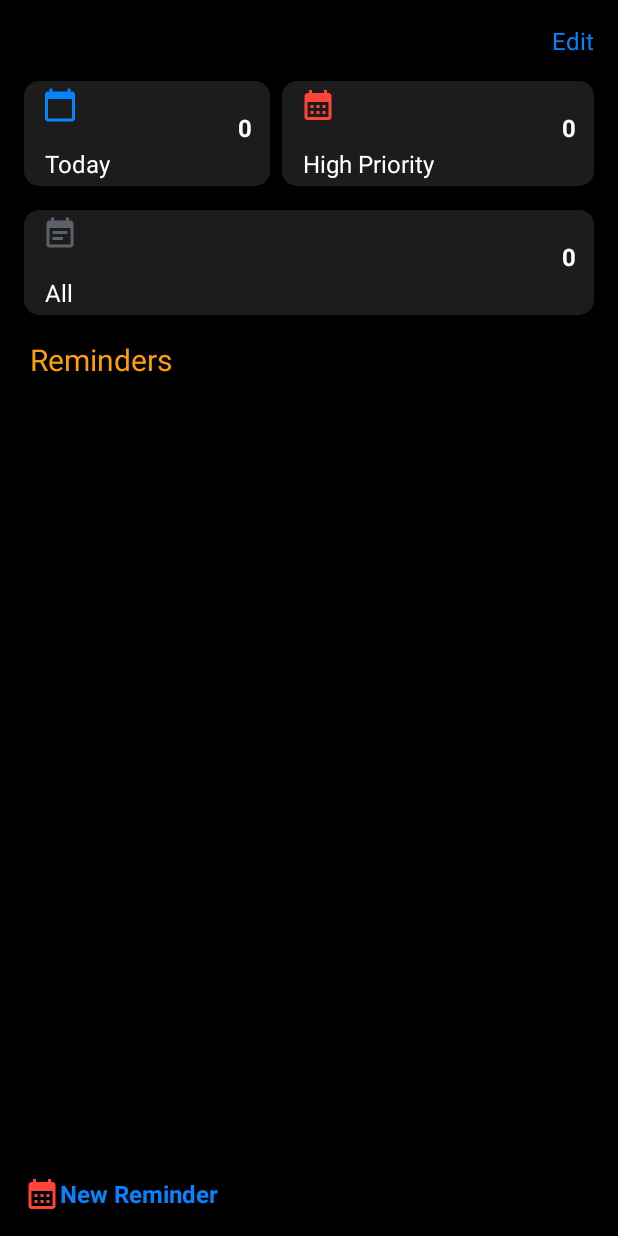
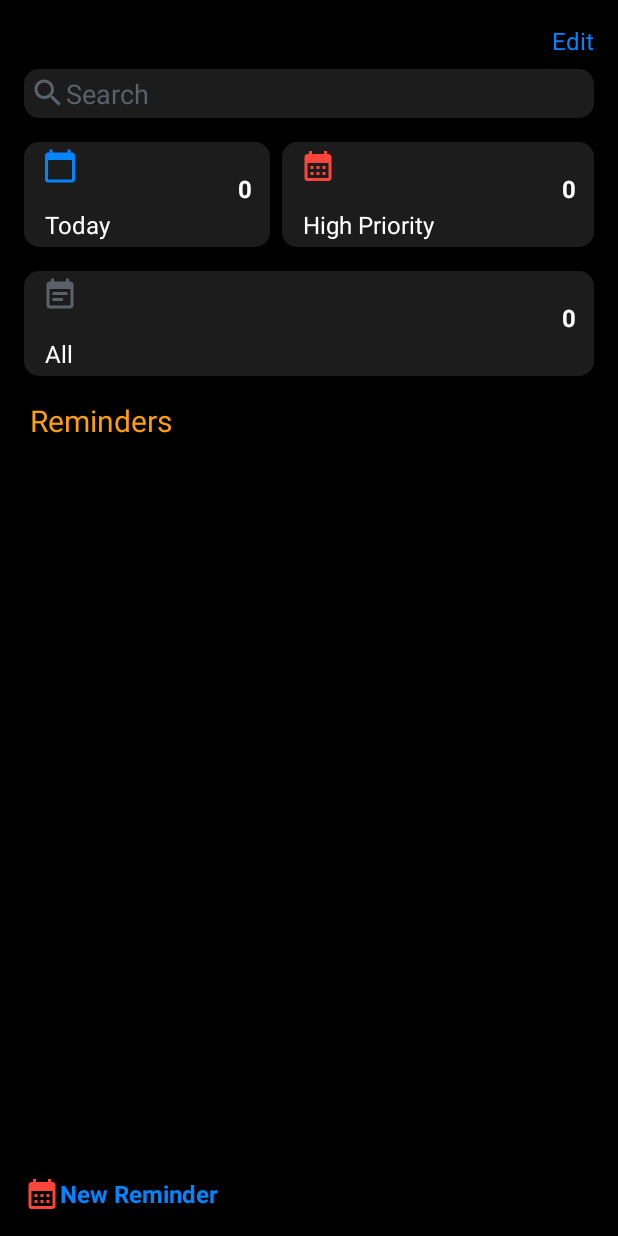
Before and after one commit to ozar98/ToDoListAndroidPractice, an Android app: the screen it shows after launch (MainActivity), on a phone screen of 412 x 824 dp. Run offline under Robolectric (Android 15) with nearby library versions, the phone set to English and light mode, and no system bars; our stand-ins replace Room's generated code.

Commit message:
search & priority updates

```diff
--- a/app/src/main/AndroidManifest.xml
+++ b/app/src/main/AndroidManifest.xml
@@ -2,6 +2,7 @@
 <manifest xmlns:android="http://schemas.android.com/apk/res/android"
     xmlns:tools="http://schemas.android.com/tools"
     package="com.example.todopractice_exam">
+    <uses-permission android:name="android.permission.SCHEDULE_EXACT_ALARM"/>
 
     <application
         android:allowBackup="true"
@@ -13,6 +14,9 @@
         android:supportsRtl="true"
         android:theme="@style/Theme.ToDoPractice_exam"
         tools:targetApi="31">
+        <receiver
+            android:name=".Notification"
+            android:enabled="true"/>
         <activity
             android:name=".ReminderPageActivity"
             android:exported="false" />
--- a/app/src/main/java/com/example/todopractice_exam/DB.kt
+++ b/app/src/main/java/com/example/todopractice_exam/DB.kt
@@ -53,6 +53,8 @@ interface MyDao {
     @Query("SELECT * FROM Remainders ORDER BY CASE WHEN priority=:priority THEN 1 WHEN priority= 'Medium' THEN 2 ELSE 3 END ")
     suspend fun getHighPriorityFirst(priority: String = "High"): List<Remainders>
 
+    @Query("SELECT * FROM Remainders where name LIKE '%' || :string || '%' ")
+    fun getFoundRemainder(string: String):LiveData<List<Remainders>>
 
     @Insert
     fun insertNewRemainder(reminder: Remainders)
--- a/app/src/main/java/com/example/todopractice_exam/MainActivity.kt
+++ b/app/src/main/java/com/example/todopractice_exam/MainActivity.kt
@@ -1,8 +1,12 @@
 package com.example.todopractice_exam
 
 import android.annotation.SuppressLint
+import android.app.AlarmManager
 import android.app.DatePickerDialog
+import android.app.PendingIntent
 import android.app.TimePickerDialog
+import android.content.Context
+import android.content.Intent
 
 import androidx.appcompat.app.AppCompatActivity
 import android.os.Bundle
@@ -11,6 +15,7 @@ import android.view.View.GONE
 
 import android.view.View.VISIBLE
 import android.widget.ArrayAdapter
+import androidx.core.widget.doOnTextChanged
 
 import androidx.lifecycle.ViewModelProvider
 import androidx.lifecycle.lifecycleScope
@@ -59,12 +64,16 @@ class MainActivity : AppCompatActivity() {
 
         adapterClicks()
         setButtonsClick()
+
+    }
+
+    override fun onResume() {
+        super.onResume()
+        binding.search.setText("")
     }
 
     private fun observeLiveData() {
-        viewModel.remindersLV.observe(this) { reminders ->
-            reminderAdapter.submitList(reminders)
-        }
+
         viewModel.countAllReminders.observe(this){
             binding.countAll.text=it.toString()
         }
@@ -73,6 +82,18 @@ class MainActivity : AppCompatActivity() {
         }
         viewModel.countTodayReminders.observe(this){
             binding.countToday.text=it.toString()
+        }
+        binding.search.setText("")
+        binding.search.doOnTextChanged { text, _, _, _ ->
+            if (text.toString()!="") {
+                viewModel.getRequestedReminder(text.toString()).observe(this){ reminders ->
+                    reminderAdapter.submitList(reminders)
+                }
+            }else{
+                viewModel.remindersLV.observe(this) { reminders ->
+                    reminderAdapter.submitList(reminders)
+                }
+            }
         }
     }
     private fun adapterClicks(){
@@ -152,7 +173,6 @@ class MainActivity : AppCompatActivity() {
     private fun chooseTime(){
         val calendar = Calendar.getInstance()
         TimePickerDialog(this, { _, hour, minute ->
-
             bindingBS.timeEditText.text =
                 "${if (hour < 10) "0$hour" else hour}:${if (minute < 10) "0$minute" else minute}"
         }, calendar.get(Calendar.HOUR_OF_DAY), calendar.get(Calendar.MINUTE), true).show()
@@ -163,9 +183,6 @@ class MainActivity : AppCompatActivity() {
             startActivity(it)
         }
     }
-
-
-
 
     @SuppressLint("SetTextI18n")
     fun showReminderAndUpdate(id: Int) {
@@ -204,11 +221,15 @@ class MainActivity : AppCompatActivity() {
             CoroutineScope(Dispatchers.IO).launch {
                 viewModel.updateReminder(reminder)
                 withContext(Dispatchers.Main) {
+                    scheduleNotification()
                     notesActivity?.dismiss()
                 }
             }
         }
     }
+
+
+
 
 
 
@@ -222,9 +243,13 @@ class MainActivity : AppCompatActivity() {
         notesActivity?.show()
         bindingBS.submit.setOnClickListener {
             insertEntityDB()
-
+            scheduleNotification()
             notesActivity?.dismiss()
         }
+
+    }
+
+    private fun scheduleNotification() {
 
     }
 
@@ -266,4 +291,5 @@ class MainActivity : AppCompatActivity() {
         bindingBS.priorityEditText.adapter = adapter
     }
 
+
 }
--- a/app/src/main/java/com/example/todopractice_exam/ReminderAdapter.kt
+++ b/app/src/main/java/com/example/todopractice_exam/ReminderAdapter.kt
@@ -44,7 +44,7 @@ class ReminderAdapter : RecyclerView.Adapter<ReminderAdapter.ReminderViewHolder>
         holder.date.text = "${calendar.get(Calendar.DAY_OF_MONTH)}.${calendar.get(Calendar.MONTH)+1}.${calendar.get(Calendar.YEAR)}"
 
         @RequiresApi(Build.VERSION_CODES.N)
-        if (listReminder[position].date < today()) {
+        if (listReminder[position].date < today()) {1
             holder.name.text = Html.fromHtml("<strike>${holder.name.text}</strike>", Html.FROM_HTML_MODE_LEGACY)
         }
 
--- /dev/null
+++ b/app/src/main/res/drawable/search_icon.xml
@@ -0,0 +1,5 @@
+<vector android:height="24dp" android:tint="@color/light_gray"
+    android:viewportHeight="24" android:viewportWidth="24"
+    android:width="24dp" xmlns:android="http://schemas.android.com/apk/res/android">
+    <path android:fillColor="@android:color/white" android:pathData="M15.5,14h-0.79l-0.28,-0.27C15.41,12.59 16,11.11 16,9.5 16,5.91 13.09,3 9.5,3S3,5.91 3,9.5 5.91,16 9.5,16c1.61,0 3.09,-0.59 4.23,-1.57l0.27,0.28v0.79l5,4.99L20.49,19l-4.99,-5zM9.5,14C7.01,14 5,11.99 5,9.5S7.01,5 9.5,5 14,7.01 14,9.5 11.99,14 9.5,14z"/>
+</vector>
--- a/app/src/main/res/layout/activity_main.xml
+++ b/app/src/main/res/layout/activity_main.xml
@@ -22,6 +22,19 @@
                 android:layout_marginEnd="16dp"
                 android:layout_marginTop="16dp"
                 android:layout_gravity="end"/>
+            <EditText
+                android:layout_width="match_parent"
+                android:layout_height="wrap_content"
+                android:hint="Search"
+                android:id="@+id/search"
+                android:textColorHint="@color/light_gray"
+                android:padding="4dp"
+                android:layout_marginTop="8dp"
+                android:drawableStart="@drawable/search_icon"
+                android:paddingStart="4dp"
+                android:background="@drawable/design_layout"
+                android:layout_marginHorizontal="16dp"
+                />
 
             <LinearLayout
                 android:layout_width="match_parent"
```
Also changed, not shown: app/src/main/java/com/example/todopractice_exam/Notification.kt (added, +28 -0 lines), app/src/main/java/com/example/todopractice_exam/ReminderPageActivity.kt (+12 -15 lines), app/src/main/java/com/example/todopractice_exam/ViewModel.kt (+32 -30 lines).
